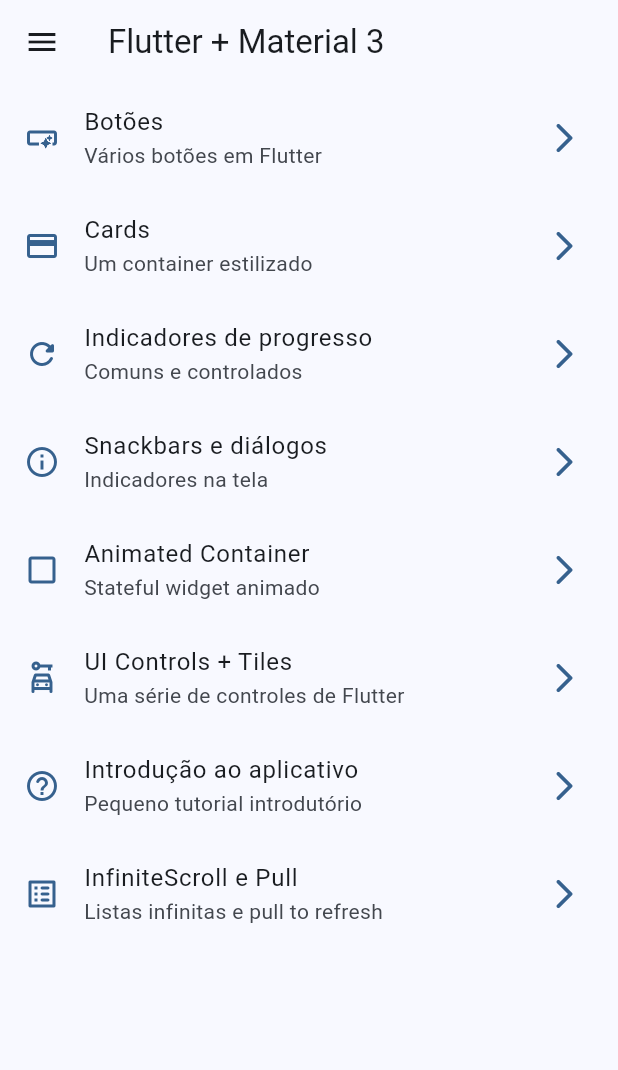
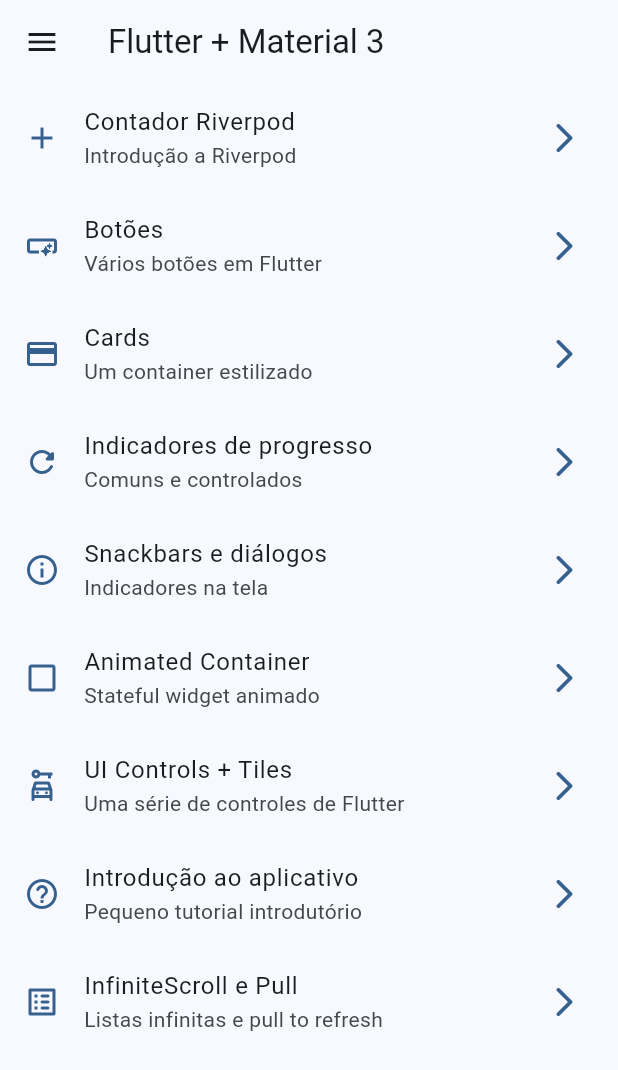
Before and after one commit to carlosxfelipe/widgets_app, a Flutter app: the screen it shows after launch, on a phone screen of 412 x 824 dp. Shown: the top 1070 px of the screen. Run offline on Flutter 3.47's test engine with Material 2 defaults, Android fonts, the phone set to English and light mode, and no system bars; our stand-ins replace animate_do, flutter_riverpod, go_router.

Commit message:
riverpod

```diff
--- a/lib/config/menu/menu_items.dart
+++ b/lib/config/menu/menu_items.dart
@@ -14,6 +14,11 @@ class MenuItem {
 }
 
 const appMenuItems = <MenuItem>[
+  MenuItem(
+      title: "Contador Riverpod",
+      subTitle: "Introdução a Riverpod",
+      link: "/counter-river",
+      icon: Icons.add),
   MenuItem(
       title: "Botões",
       subTitle: "Vários botões em Flutter",
@@ -53,5 +58,5 @@ const appMenuItems = <MenuItem>[
       title: "InfiniteScroll e Pull",
       subTitle: "Listas infinitas e pull to refresh",
       link: "/infinite",
-      icon: Icons.list_alt_rounded)
+      icon: Icons.list_alt_rounded),
 ];
--- a/lib/config/router/app_router.dart
+++ b/lib/config/router/app_router.dart
@@ -1,4 +1,5 @@
 import 'package:go_router/go_router.dart';
+import 'package:widgets_app/presentation/screens/counter/counter_screen.dart';
 
 import '../../presentation/screens/screens.dart';
 
@@ -50,5 +51,10 @@ final appRouter = GoRouter(
       name: InfiniteScrollScreen.name,
       builder: (context, state) => const InfiniteScrollScreen(),
     ),
+    GoRoute(
+      path: '/counter-river',
+      name: CounterScreen.name,
+      builder: (context, state) => const CounterScreen(),
+    ),
   ],
 );
--- a/lib/main.dart
+++ b/lib/main.dart
@@ -1,9 +1,10 @@
 import 'package:flutter/material.dart';
+import 'package:flutter_riverpod/flutter_riverpod.dart';
 import 'package:widgets_app/config/router/app_router.dart';
 import 'package:widgets_app/config/theme/app_theme.dart';
 
 void main() {
-  runApp(const MainApp());
+  runApp(const ProviderScope(child: MainApp()));
 }
 
 class MainApp extends StatelessWidget {
--- /dev/null
+++ b/lib/presentation/providers/counter_provider.dart
@@ -0,0 +1,3 @@
+import 'package:flutter_riverpod/flutter_riverpod.dart';
+
+final counterProvider = StateProvider<int>((ref) => 5);
--- a/lib/presentation/screens/screens.dart
+++ b/lib/presentation/screens/screens.dart
@@ -2,6 +2,7 @@ export 'package:widgets_app/presentation/screens/animated/animated_screen.dart';
 export 'package:widgets_app/presentation/screens/app_tutorial/app_tutorial_screen.dart';
 export 'package:widgets_app/presentation/screens/buttons/buttons_screen.dart';
 export 'package:widgets_app/presentation/screens/cards/cards_screen.dart';
+export 'package:widgets_app/presentation/screens/counter/counter_screen.dart';
 export 'package:widgets_app/presentation/screens/home/home_screen.dart';
 export 'package:widgets_app/presentation/screens/infinite_scroll/infinite_scroll_screen.dart';
 export 'package:widgets_app/presentation/screens/progress/progress_screen.dart';
--- a/pubspec.yaml
+++ b/pubspec.yaml
@@ -10,6 +10,7 @@ dependencies:
   animate_do: ^3.0.2
   flutter:
     sdk: flutter
+  flutter_riverpod: ^2.2.0
   go_router: ^7.1.1
 
 dev_dependencies:
```
Also changed, not shown: lib/presentation/screens/counter/counter_screen.dart (added, +30 -0 lines), pubspec.lock.
